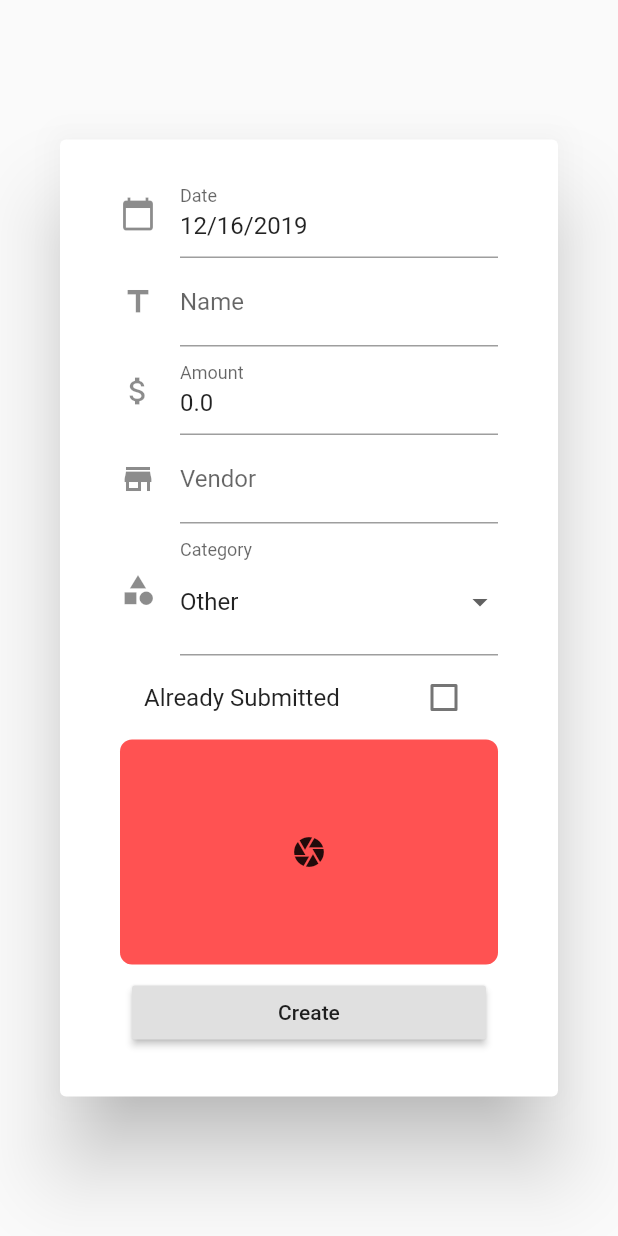
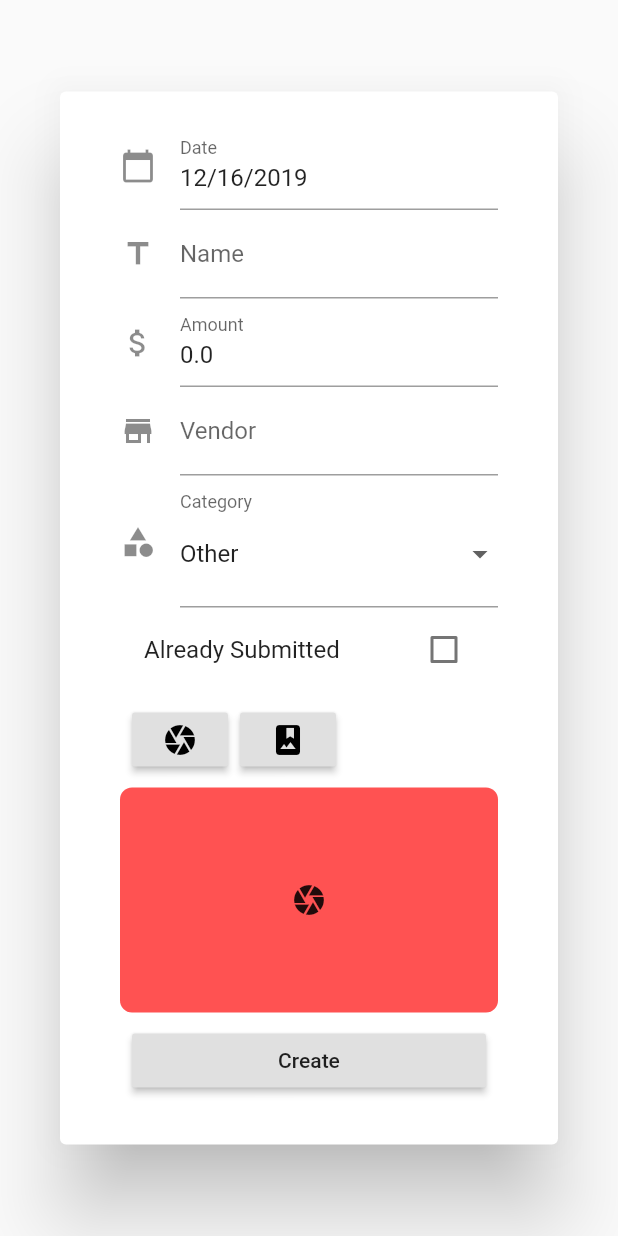
Before and after one commit to willingham/spensly, a Flutter app: the ExpenseDialog widget shown alone on an empty page, opened directly with empty values, on a phone screen of 412 x 824 dp. Run offline on Flutter 3.47's test engine with Material 2 defaults, Android fonts, the phone set to English and light mode, and no system bars; drawn by our look-alikes of datetime_picker_formfield; our stand-ins replace camera, csv, image_picker, sqflite; missing offline and left inert: flutter_email_sender; accounts and stored records are empty.

Commit message:
feat(image): support camera and image picker

```diff
--- a/lib/expense_dialog.dart
+++ b/lib/expense_dialog.dart
@@ -11,6 +11,8 @@ import 'package:datetime_picker_formfield/datetime_picker_formfield.dart';
 
 
 import 'package:camera/camera.dart';
+import 'package:image_picker/image_picker.dart';
+
 
 
 
@@ -52,9 +54,8 @@ class _ExpenseDialogState extends State<ExpenseDialog> {
 
   void setImageFile() async {
     if (expense.filename != "") {
-      final photoDirectory = await imageDirectory;
       setState(() {
-        imageFile = File(join(photoDirectory, expense.filename));
+        imageFile = File(expense.filename);
       });
 
     }
@@ -75,9 +76,17 @@ class _ExpenseDialogState extends State<ExpenseDialog> {
   @override
   Widget build(BuildContext context) {
 
-    void takePhoto() async {
+    void takePhoto(ImageSource source) async {
+      var image = await ImagePicker.pickImage(source: source);
+      if (image != null) {
+        await setState(() =>
+            expense.filename = image.path);
+        setImageFile();
+      }
+    }
+
+    void takePhotoBak() async {
       final cameras = await availableCameras();
-
       // Get a specific camera from the list of available cameras.
       final firstCamera = cameras.first;
       Navigator.push(
@@ -214,20 +223,33 @@ class _ExpenseDialogState extends State<ExpenseDialog> {
                 }
               ),
 
+              ButtonBar(
+                alignment: MainAxisAlignment.start,
+                mainAxisSize: MainAxisSize.max,
+                children: <Widget>[
+                  RaisedButton(
+                    child: Center(child: Icon(Icons.camera)),
+                    onPressed: () => takePhoto(ImageSource.camera),
+                  ),
+                  RaisedButton(
+                    child: Center(child: Icon(Icons.photo_album)),
+                    onPressed: () => takePhoto(ImageSource.gallery),
+                  ),
+                ],
+              ),
               // photo area
-              GestureDetector(
-                onTap: () => takePhoto(),
-                child: Container(
+              Container(
                 width: 100.0,
                 height: 150.0,
                 decoration: BoxDecoration(
                   borderRadius: BorderRadius.all(Radius.circular(8.0)),
-                    color: Colors.redAccent,
+                  color: imageFile != null
+                  ? Colors.grey
+                  : Colors.redAccent,
                 ),
                 child: imageFile != null
                   ? Image.file(imageFile)
                   : Center(child: Icon(Icons.camera))
-                )
               ),
 
               // create button
--- a/pubspec.yaml
+++ b/pubspec.yaml
@@ -27,6 +27,7 @@ dependencies:
   cupertino_icons: ^0.1.2
   camera: ^0.5.4
   csv: 4.0.3
+  image_picker: ^0.6.2+3
   sqflite: ^1.0.0
   path: ^1.6.2
   path_provider: ^0.4.1
```
Also changed, not shown: lib/database_helpers.dart (+6 -1 lines), pubspec.lock. Lines whose indentation alone changed are shown as unchanged.
